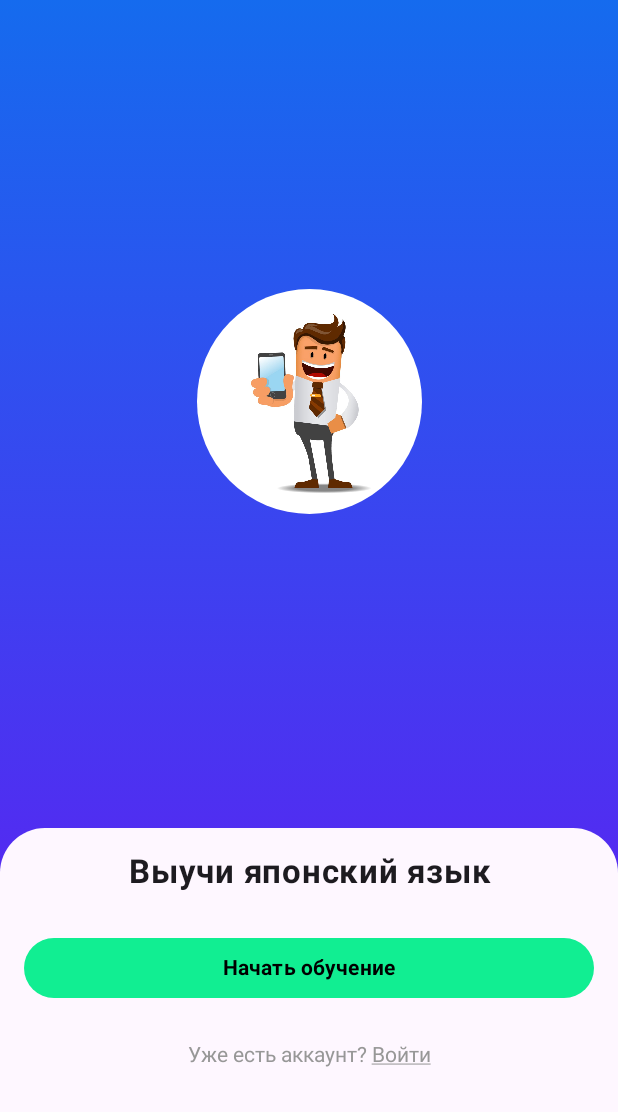
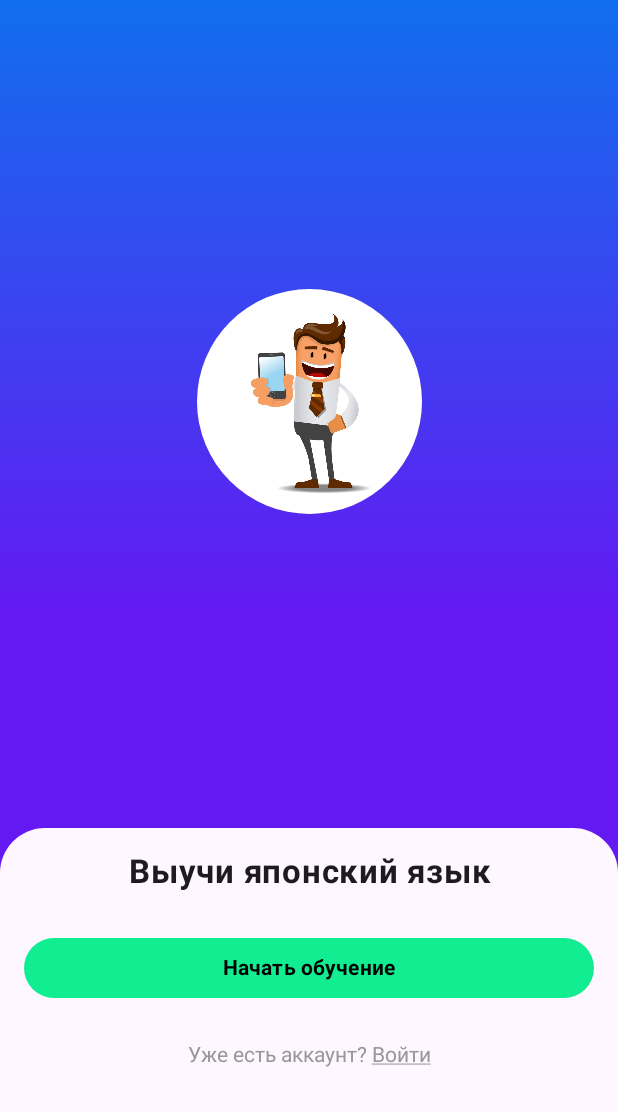
Before and after one commit to NymiKo/LearningJapanese, an Android app built with Jetpack Compose: the screen it shows after launch (MainActivity), on a phone screen of 412 x 824 dp, the part 124-1236 px from its top. Run offline under Robolectric (Android 15) with nearby library versions, the light colour scheme and no system bars; our stand-ins replace accompanist.

Commit message:
The splash screen background has been changed

```diff
--- a/app/build.gradle.kts
+++ b/app/build.gradle.kts
@@ -5,12 +5,12 @@ plugins {
 
 android {
     namespace = "com.example.peil"
-    compileSdk = 33
+    compileSdk = 34
 
     defaultConfig {
         applicationId = "com.example.peil"
         minSdk = 24
-        targetSdk = 33
+        targetSdk = 34
         versionCode = 1
         versionName = "1.0"
 
@@ -61,6 +61,7 @@ dependencies {
     implementation("androidx.compose.material3:material3")
 
     implementation("com.google.accompanist:accompanist-systemuicontroller:0.30.1")
+    implementation("androidx.core:core-splashscreen:1.1.0-alpha02")
 
     testImplementation("junit:junit:4.13.2")
     androidTestImplementation("androidx.test.ext:junit:1.1.5")
--- a/app/src/main/AndroidManifest.xml
+++ b/app/src/main/AndroidManifest.xml
@@ -16,7 +16,7 @@
             android:name=".MainActivity"
             android:exported="true"
             android:label="@string/app_name"
-            android:theme="@style/Theme.Peil">
+            android:theme="@style/SplashScreen">
             <intent-filter>
                 <action android:name="android.intent.action.MAIN" />
 
--- a/app/src/main/java/com/example/peil/MainActivity.kt
+++ b/app/src/main/java/com/example/peil/MainActivity.kt
@@ -44,15 +44,32 @@ import androidx.compose.ui.text.font.FontWeight
 import androidx.compose.ui.tooling.preview.Preview
 import androidx.compose.ui.unit.dp
 import androidx.compose.ui.unit.sp
+import androidx.core.splashscreen.SplashScreen.Companion.installSplashScreen
 import androidx.core.view.WindowCompat
+import androidx.lifecycle.lifecycleScope
 import com.example.peil.ui.screens.lessons_list.LessonsListScreen
 import com.example.peil.ui.screens.welcome.WelcomeScreen
 import com.example.peil.ui.theme.PeilTheme
+import kotlinx.coroutines.delay
+import kotlinx.coroutines.launch
 
 class MainActivity : ComponentActivity() {
 
     override fun onCreate(savedInstanceState: Bundle?) {
         super.onCreate(savedInstanceState)
+
+        val isLoading = mutableStateOf(true)
+
+        lifecycleScope.launch {
+            delay(1000)
+            isLoading.value = false
+        }
+
+        installSplashScreen().apply {
+            setKeepOnScreenCondition {
+                isLoading.value
+            }
+        }
 
         setContent {
             PeilTheme {
--- a/app/src/main/java/com/example/peil/ui/screens/welcome/WelcomeScreen.kt
+++ b/app/src/main/java/com/example/peil/ui/screens/welcome/WelcomeScreen.kt
@@ -51,7 +51,7 @@ fun WelcomeScreen() {
     Column(
         modifier = Modifier
             .fillMaxSize()
-            .background(brush = Brush.verticalGradient(0.1f to Blue, 1.0f to Purple))
+            .background(brush = Brush.verticalGradient(0.1f to Blue, 0.6f to Purple))
     ) {
         Row(
             modifier = Modifier
--- a/app/src/main/java/com/example/peil/ui/theme/Color.kt
+++ b/app/src/main/java/com/example/peil/ui/theme/Color.kt
@@ -5,7 +5,7 @@ import androidx.compose.ui.graphics.Color
 val White = Color(0xFFFFFFFF)
 val Black = Color(0xFF000000)
 val Pink80 = Color(0xFFEFB8C8)
-val Blue = Color(0xFF156BEE)
+val Blue = Color(0xFF116EEE)
 val Purple = Color(0xFF6419F2)
 val GreyTransparent = Color(0xFF0053D3)
 val GreenLight = Color(0xFF11EE92)
--- /dev/null
+++ b/app/src/main/res/drawable/ic_arrow_back.xml
@@ -0,0 +1,5 @@
+<vector android:autoMirrored="true" android:height="24dp"
+    android:tint="#000000" android:viewportHeight="24"
+    android:viewportWidth="24" android:width="24dp" xmlns:android="http://schemas.android.com/apk/res/android">
+    <path android:fillColor="@android:color/white" android:pathData="M20,11H7.83l5.59,-5.59L12,4l-8,8 8,8 1.41,-1.41L7.83,13H20v-2z"/>
+</vector>
--- a/app/src/main/res/values/colors.xml
+++ b/app/src/main/res/values/colors.xml
@@ -7,4 +7,5 @@
     <color name="teal_700">#FF018786</color>
     <color name="black">#FF000000</color>
     <color name="white">#FFFFFFFF</color>
+    <color name="blue">#FF116EEE</color>
 </resources>
--- a/app/src/main/res/values/themes.xml
+++ b/app/src/main/res/values/themes.xml
@@ -1,5 +1,9 @@
 <?xml version="1.0" encoding="utf-8"?>
 <resources>
-
-    <style name="Theme.Peil" parent="android:Theme.Material.Light.NoActionBar" />
+    <style name="Theme.Peil" parent="android:Theme.Material.Light.NoActionBar">
+    </style>
+    <style name="SplashScreen" parent="Theme.SplashScreen">
+        <item name="windowSplashScreenBackground">@color/blue</item>
+        <item name="postSplashScreenTheme">@style/Theme.Peil</item>
+    </style>
 </resources>
```
